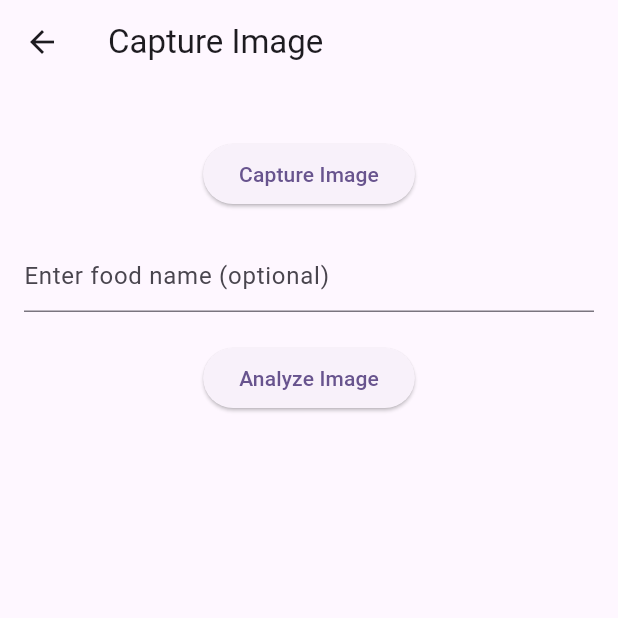
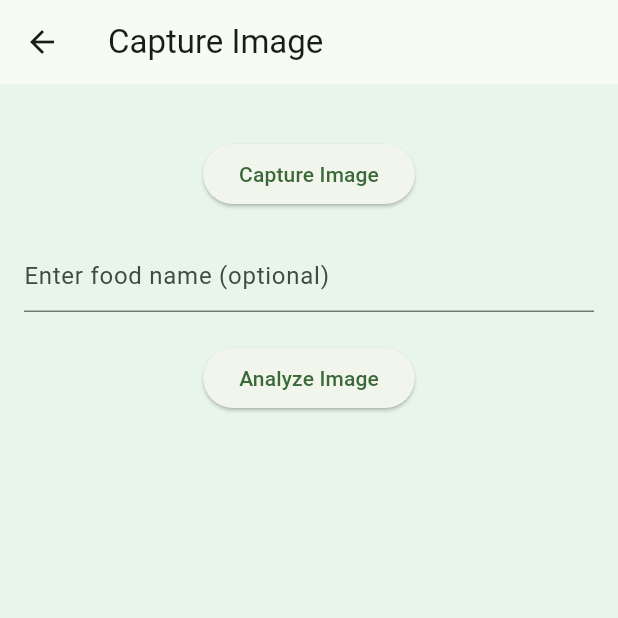
Before and after one commit to ShahnawazDev/food_spotlight, a Flutter app: the screen it shows after launch, after a tap on the "camera alt" icon, on a phone screen of 412 x 824 dp, the top half of it. Run offline on Flutter 3.47's test engine with Material 3 defaults, Android fonts, the light colour scheme and no system bars; our stand-ins replace flutter_riverpod, google_generative_ai, image_picker.

Commit message:
HomeScreen completed

```diff
--- a/lib/main.dart
+++ b/lib/main.dart
@@ -18,10 +18,12 @@
     return MaterialApp(
       title: 'Food Spotlight',
       theme: ThemeData(
-        colorScheme: ColorScheme.fromSeed(seedColor: Colors.deepPurple),
+        colorScheme: ColorScheme.fromSeed(seedColor: Colors.green,),
+        scaffoldBackgroundColor: Colors.green.shade50,
         useMaterial3: true,
       ),
       home: const HomeScreen(),
     );
   }
+
 } // Replace with your actual path
--- a/lib/screens/home_screen.dart
+++ b/lib/screens/home_screen.dart
@@ -1,8 +1,11 @@
 import 'package:flutter/material.dart';
+import 'package:food_spotlight/widgets/food_item_list.dart';
+import 'package:intl/intl.dart';
 import 'package:flutter_riverpod/flutter_riverpod.dart';
 import 'package:food_spotlight/providers/recent_searches_provider.dart';
 import 'package:food_spotlight/screens/capture_image_screen.dart';
-import 'package:food_spotlight/screens/details_screen.dart';
+
+import '../widgets/custome_app_bar.dart';
 // ... import your UI components (e.g., IngredientTile)
 
 class HomeScreen extends ConsumerWidget {
@@ -11,12 +14,21 @@ class HomeScreen extends ConsumerWidget {
   @override
   Widget build(BuildContext context, WidgetRef ref) {
     final recentSearches = ref.watch(recentSearchesProvider);
+    Size size = MediaQuery.of(context).size;
+    DateTime now = DateTime.now();
+    String formattedDate = DateFormat('dd-MM-yyy').format(now);
 
     return Scaffold(
-      appBar: AppBar(
-        title: const Text('Food Spotlight'),
+      body: Column(
+        children: [
+          SizedBox(
+            height: size.height * .08,
           ),
-      body: recentSearches.isEmpty
+          const CustomeAppBar(
+            userName: "Ankit",
+          ),
+          Expanded(
+            child: recentSearches.isEmpty
                 ? const Center(
                     child: Text('No recent searches yet.'),
                   )
@@ -24,28 +36,30 @@ class HomeScreen extends ConsumerWidget {
                     itemCount: recentSearches.length,
                     itemBuilder: (context, index) {
                       final search = recentSearches[index];
-          return ListTile(
-            leading: Image.file(search.productImage),
-            title: Text(search.productName),
-            onTap: () {
+                      return FoodListItems(search: search, size: size, formattedDate: formattedDate,index: index,);
+                    },
+                  ),
+          ),
+        ],
+      ),
+      floatingActionButton: Padding(
+        padding: const EdgeInsets.symmetric(vertical: 18),
+        child: Align(
+          alignment: Alignment.bottomCenter,
+          child: FloatingActionButton(
+            onPressed: () {
               Navigator.push(
                 context,
                 MaterialPageRoute(
-                  builder: (context) => DetailsScreen(search: search),
-                ),
+                    builder: (context) => const CaptureImageScreen()),
               );
             },
-          );
-        },
+            child: const Icon(
+              Icons.camera_alt,
+              size: 30,
             ),
-      floatingActionButton: FloatingActionButton(
-        onPressed: () {
-          Navigator.push(
-            context,
-            MaterialPageRoute(builder: (context) => const CaptureImageScreen()),
-          );
-        },
-        child: const Icon(Icons.camera_alt),
+          ),
+        ),
       ),
     );
   }
--- /dev/null
+++ b/lib/widgets/custome_app_bar.dart
@@ -0,0 +1,69 @@
+import 'package:flutter/material.dart';
+
+class CustomeAppBar extends StatelessWidget {
+  final String userName;
+  const CustomeAppBar({
+
+    super.key,
+    required this.userName,
+  });
+
+  @override
+  Widget build(BuildContext context) {
+    return Padding(
+      padding: const EdgeInsets.symmetric(horizontal: 16),
+
+      child: Row(
+        mainAxisAlignment: MainAxisAlignment.spaceBetween,
+        crossAxisAlignment: CrossAxisAlignment.start,
+        children: <Widget>[
+          const Column(
+            mainAxisAlignment: MainAxisAlignment.start,
+            crossAxisAlignment: CrossAxisAlignment.start,
+
+            children: [
+              Text("Hello Ankit",style: TextStyle(
+                  fontSize: 42,
+                  fontWeight: FontWeight.bold
+              ),),
+              Text("Start your day with a healthy meal !!",style: TextStyle(
+                  fontSize: 22,
+                  fontWeight: FontWeight.w500,
+                  color: Colors.grey
+              ),),
+
+            ],
+          ),
+          GestureDetector(
+            onTap: (){
+
+            },
+
+            child: Container(
+              height: 46,
+              width: 46,
+              decoration: BoxDecoration(
+                borderRadius: const BorderRadius.all(Radius.circular(10)),
+                color: Colors.white,
+                boxShadow: [
+                  BoxShadow(
+                    color: Colors.grey.withOpacity(0.5), // Adjust opacity as needed
+                    spreadRadius: 2,
+                    blurRadius: 5,
+                    offset: const Offset(0, 3), // changes position of shadow
+                  ),
+                ],
+
+              ),
+              child: const Center(
+                child: Icon(Icons.person,size: 28,color: Colors.green,),
+              ),
+            ),
+          ),
+
+
+        ],
+      ),
+    );
+  }
+}
```
Also changed, not shown: lib/screens/details_screen.dart (+134 -30 lines), lib/widgets/food_item_list.dart (added, +143 -0 lines), pubspec.lock. Lines whose indentation alone changed are shown as unchanged.
